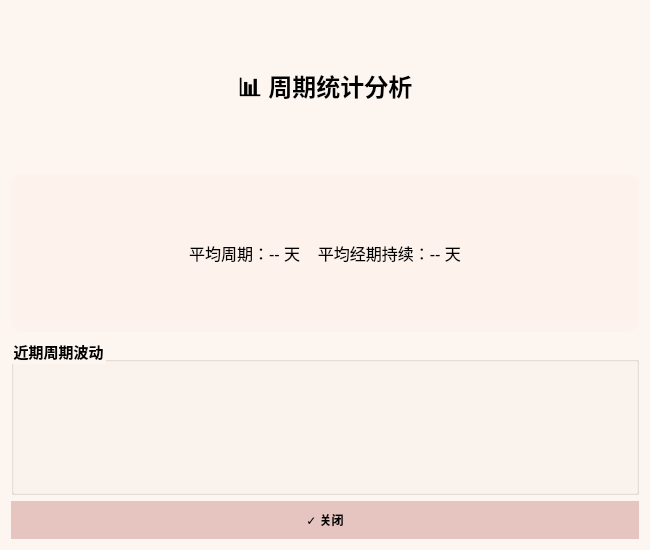
This is healthstatsdialog.ui in Valentina-Yue/HerSpace as Qt 5 draws it before an edit. The edited form follows.
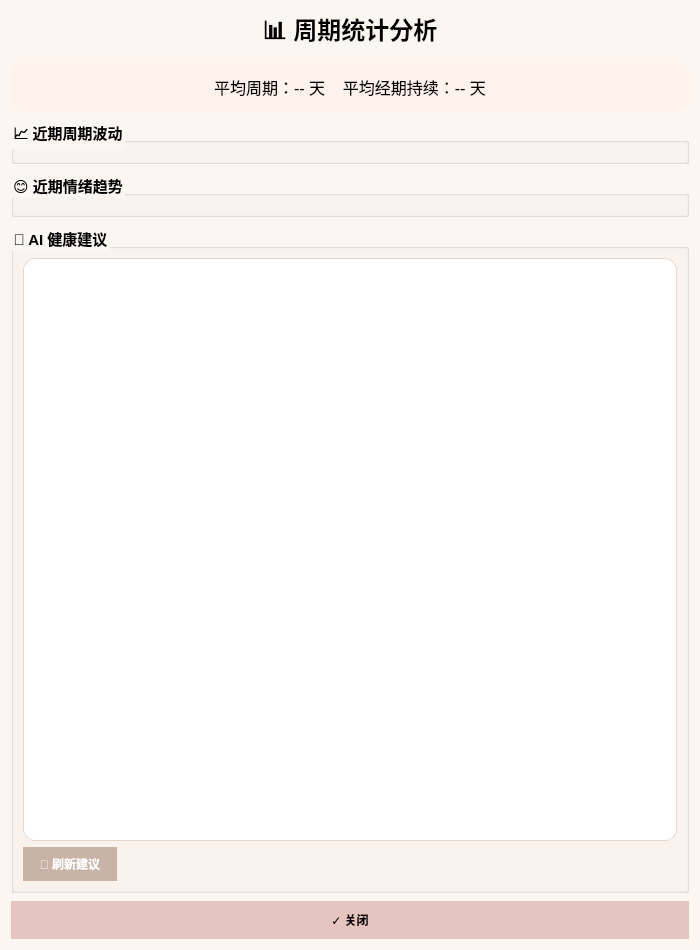
This is the edited form.

Commit message: v5.0: 新增情绪趋势图表、情绪历史管理、DeepSeek AI 个性化建议与暖心语录

```diff
--- a/healthstatsdialog.ui
+++ b/healthstatsdialog.ui
@@ -6,10 +6,16 @@
    <rect>
     <x>0</x>
     <y>0</y>
-    <width>650</width>
-    <height>550</height>
+    <width>700</width>
+    <height>950</height>
    </rect>
   </property>
+  <property name="minimumSize">
+   <size>
+    <width>650</width>
+    <height>900</height>
+   </size>
+  </property>
   <property name="windowTitle">
    <string>健康统计</string>
   </property>
@@ -17,6 +23,9 @@
    <string notr="true">background-color: #fdf6f0;</string>
   </property>
   <layout class="QVBoxLayout" name="verticalLayout">
+   <property name="spacing">
+    <number>8</number>
+   </property>
    <item>
     <widget class="QLabel" name="labelTitle">
      <property name="font">
@@ -52,16 +61,16 @@
     </widget>
    </item>
    <item>
-    <widget class="QGroupBox" name="groupBox">
-     <property name="title">
-      <string>近期周期波动</string>
-     </property>
+    <widget class="QGroupBox" name="groupBoxCycle">
      <property name="font">
       <font>
        <pointsize>11</pointsize>
        <bold>true</bold>
       </font>
      </property>
+     <property name="title">
+      <string>📈 近期周期波动</string>
+     </property>
      <layout class="QVBoxLayout" name="verticalLayout_2">
       <item>
        <layout class="QVBoxLayout" name="chartLayout"/>
@@ -69,6 +78,107 @@
      </layout>
     </widget>
    </item>
+   <item>
+    <widget class="QGroupBox" name="groupBoxMood">
+     <property name="font">
+      <font>
+       <pointsize>11</pointsize>
+       <bold>true</bold>
+      </font>
+     </property>
+     <property name="title">
+      <string>😊 近期情绪趋势</string>
+     </property>
+     <layout class="QVBoxLayout" name="verticalLayout_3">
+      <item>
+       <layout class="QVBoxLayout" name="moodChartLayout"/>
+      </item>
+     </layout>
+    </widget>
+   </item>
+   <item>
+    <widget class="QGroupBox" name="groupBoxAI">
+     <property name="sizePolicy">
+      <sizepolicy hsizetype="Preferred" vsizetype="Expanding">
+       <horstretch>0</horstretch>
+       <verstretch>1</verstretch>
+      </sizepolicy>
+     </property>
+     <property name="font">
+      <font>
+       <pointsize>11</pointsize>
+       <bold>true</bold>
+      </font>
+     </property>
+     <property name="title">
+      <string>🤖 AI 健康建议</string>
+     </property>
+     <layout class="QVBoxLayout" name="verticalLayout_4">
+      <item>
+       <widget class="QTextEdit" name="textAIAdvice">
+        <property name="sizePolicy">
+         <sizepolicy hsizetype="Expanding" vsizetype="Expanding">
+          <horstretch>0</horstretch>
+          <verstretch>1</verstretch>
+         </sizepolicy>
+        </property>
+        <property name="styleSheet">
+         <string notr="true">QTextEdit {
+    background-color: white;
+    border: 1px solid #e6d5c9;
+    border-radius: 12px;
+    padding: 15px;
+    font-size: 11pt;
+    line-height: 1.5;
+}
+QTextEdit:focus {
+    border: 1px solid #c96b7e;
+}</string>
+        </property>
+        <property name="readOnly">
+         <bool>true</bool>
+        </property>
+       </widget>
+      </item>
+      <item>
+       <layout class="QHBoxLayout" name="horizontalLayoutAI">
+        <item>
+         <widget class="QPushButton" name="btnRefreshAI">
+          <property name="styleSheet">
+           <string notr="true">QPushButton {
+    background-color: #c9b2a6;
+    border-radius: 18px;
+    padding: 8px 16px;
+    font-weight: bold;
+    color: white;
+}
+QPushButton:hover {
+    background-color: #b89f92;
+}</string>
+          </property>
+          <property name="text">
+           <string>🔄 刷新建议</string>
+          </property>
+         </widget>
+        </item>
+        <item>
+         <spacer name="horizontalSpacer">
+          <property name="orientation">
+           <enum>Qt::Orientation::Horizontal</enum>
+          </property>
+          <property name="sizeHint" stdset="0">
+           <size>
+            <width>40</width>
+            <height>20</height>
+           </size>
+          </property>
+         </spacer>
+        </item>
+       </layout>
+      </item>
+     </layout>
+    </widget>
+   </item>
    <item>
     <widget class="QPushButton" name="btnClose">
      <property name="text">
```
Left out of the diff: 23 changed lines with no effect on the pictures. The commit also changes 19 other files.
